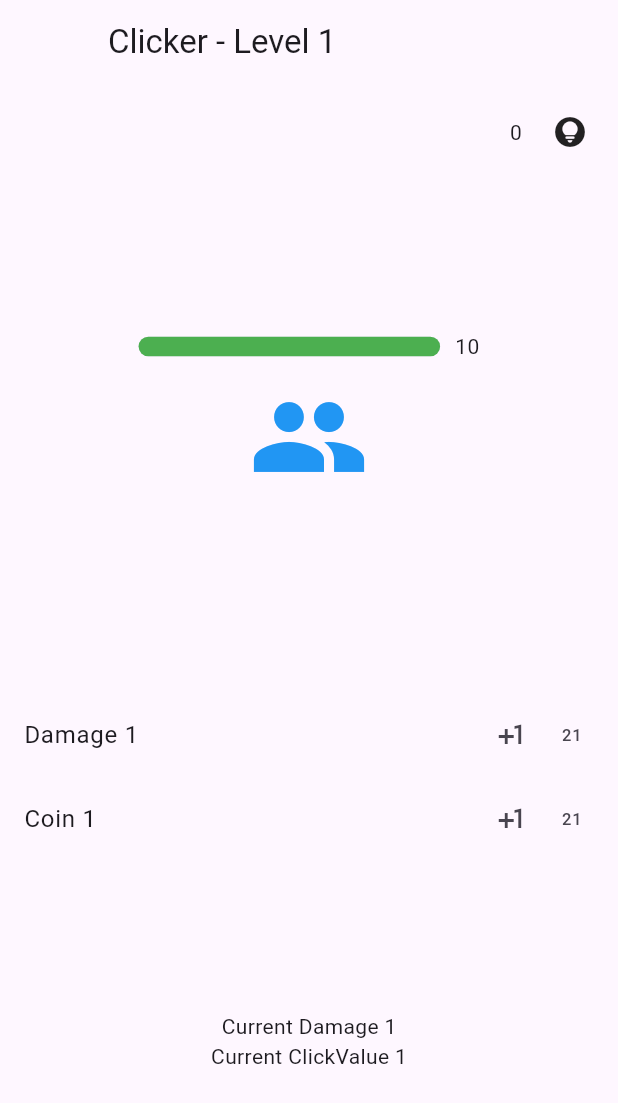
After one commit to Adesh-Code/Games, a Flutter app: the ClickerScreen screen opened by its route, on a phone screen of 412 x 824 dp. The commit adds this screen. Shown: the top 1103 px of the screen. Run offline on Flutter 3.47's test engine with Material 3 defaults, Android fonts, the light colour scheme and no system bars.

Commit message:
Added a clicker game

```diff
--- a/lib/main.dart
+++ b/lib/main.dart
@@ -1,6 +1,7 @@
 import 'package:flutter/material.dart';
 
 import 'screens/atom_reaction.dart';
+import 'screens/clicker_screen.dart';
 import 'screens/main_screen.dart';
 import 'screens/minesweeper.dart';
 
@@ -19,6 +20,7 @@ class MainApp extends StatelessWidget {
         '/': (BuildContext context) => const MainScreen(),
         'mine': (BuildContext context) => const Minesweeper(),
         'atom': (BuildContext context) => const AtomReaction(),
+        'clicker': (BuildContext context) => const ClickerScreen(),
       },
     );
   }
--- /dev/null
+++ b/lib/screens/clicker_screen.dart
@@ -0,0 +1,209 @@
+import 'package:flutter/material.dart';
+
+class ClickerScreen extends StatefulWidget {
+  const ClickerScreen({super.key});
+
+  @override
+  State<ClickerScreen> createState() => _ClickerScreenState();
+}
+
+class _ClickerScreenState extends State<ClickerScreen> {
+  // Profile
+  int _totalHealth = 10;
+  int _currentHealth = 10;
+  int _damage = 1;
+  int _coin = 1;
+  int _totalCoins = 0;
+
+  // Level
+  int _level = 1;
+
+  final double _healthMultiplier = 1.2;
+  final double _coinBonusMultiplier = 1.1;
+
+  // Market
+  int _damageLevel = 1;
+  int _coinLevel = 1;
+
+  final int _buyMoney = 20;
+  final double _buyMoneyMultiplier = 1.5;
+
+  @override
+  void initState() {
+    super.initState();
+  }
+
+  @override
+  void dispose() {
+    super.dispose();
+  }
+
+  void _onClick() {
+    if (_currentHealth - _damage <= 0) {
+      return levelUp();
+    }
+    _currentHealth -= _damage;
+    _totalCoins += _coin;
+    setState(() {});
+  }
+
+  void levelUp() {
+    _level += 1;
+    final int newHealth = (_totalHealth * _healthMultiplier).ceil();
+    _totalHealth = newHealth;
+    _currentHealth = newHealth;
+    _totalCoins += ((_level * _coinBonusMultiplier).floor() + _coin);
+    setState(() {});
+  }
+
+  void _addDamage() {
+    _damageLevel += 1;
+    _damage += 1;
+    setState(() {});
+  }
+
+  void _addCoin() {
+    _coinLevel += 1;
+    _coin += 1;
+    setState(() {});
+  }
+
+  @override
+  Scaffold build(BuildContext context) {
+    return Scaffold(
+      appBar: AppBar(
+        leading: const SizedBox.shrink(),
+        title: Text('Clicker - Level $_level'),
+      ),
+      body: SafeArea(child: _rootWidget()),
+    );
+  }
+
+  Column _rootWidget() => Column(
+        children: [
+          const SizedBox(
+            height: 20,
+          ),
+          Row(
+            mainAxisAlignment: MainAxisAlignment.end,
+            children: _bounty(),
+          ),
+          Expanded(
+            child: _clickableEntity(),
+          ),
+          Expanded(
+            child: _market(),
+          ),
+        ],
+      );
+
+  List<Widget> _bounty() => [
+        Text(_totalCoins.toString()),
+        const SizedBox(
+          width: 20,
+        ),
+        const Icon(Icons.lightbulb_circle_rounded),
+        const SizedBox(
+          width: 20,
+        ),
+      ];
+
+  Column _clickableEntity() {
+    final double currentHealthPercentage = (_currentHealth / _totalHealth);
+    return Column(
+      mainAxisAlignment: MainAxisAlignment.center,
+      children: [
+        Row(
+          mainAxisAlignment: MainAxisAlignment.center,
+          children: [
+            Expanded(
+              child: LinearProgressIndicator(
+                value: currentHealthPercentage,
+                minHeight: 13,
+                borderRadius: BorderRadius.circular(10),
+                color:
+                    currentHealthPercentage < 0.33 ? Colors.red : Colors.green,
+              ),
+            ),
+            const SizedBox(
+              width: 10,
+            ),
+            Flexible(
+              child: Text(_currentHealth.toString()),
+            ),
+          ],
+        ),
+        SizedBox(
+          height: 100,
+          child: IconButton(
+            icon: const Icon(
+              Icons.people,
+              size: 80,
+              color: Colors.blue,
+            ),
+            onPressed: _onClick,
+          ),
+        ),
+      ],
+    );
+  }
+
+  Column _market() {
+    final int damagePrice =
+        ((_damageLevel * _buyMoneyMultiplier) + (_buyMoney * _damageLevel))
+            .toInt();
+    final int coinPrice =
+        ((_coinLevel * _buyMoneyMultiplier) + (_buyMoney * _coinLevel)).toInt();
+    return Column(
+      children: [
+        ListTile(
+          title: Text("Damage $_damageLevel"),
+          trailing: Row(
+            mainAxisSize: MainAxisSize.min,
+            children: [
+              IconButton(
+                icon: const Icon(Icons.plus_one),
+                onPressed: () {
+                  if (_totalCoins >= damagePrice) {
+                    _totalCoins -= damagePrice;
+                    _addDamage();
+                  }
+                },
+              ),
+              const SizedBox(
+                width: 10,
+              ),
+              Text(damagePrice.toString()),
+            ],
+          ),
+        ),
+        ListTile(
+          title: Text("Coin $_coinLevel"),
+          trailing: Row(
+            mainAxisSize: MainAxisSize.min,
+            children: [
+              IconButton(
+                icon: const Icon(Icons.plus_one),
+                onPressed: () {
+                  if (_totalCoins >= coinPrice) {
+                    _totalCoins -= coinPrice;
+                    _addCoin();
+                  }
+                },
+              ),
+              const SizedBox(
+                width: 10,
+              ),
+              Text(coinPrice.toString()),
+            ],
+          ),
+        ),
+        const SizedBox(
+          height: 100,
+        ),
+        Text('Current Damage $_damage'),
+        Text('Current ClickValue $_coin')
+      ],
+    );
+  }
+}
--- a/lib/screens/main_screen.dart
+++ b/lib/screens/main_screen.dart
@@ -50,6 +50,25 @@ class MainScreen extends StatelessWidget {
               ],
             ),
           ),
+          const SizedBox(
+            height: 10,
+          ),
+          GestureDetector(
+            onTap: () {
+              Navigator.of(context).pushNamed('clicker');
+            },
+            child: const Row(
+              mainAxisAlignment: MainAxisAlignment.center,
+              mainAxisSize: MainAxisSize.max,
+              children: [
+                Text(
+                  'Clicker',
+                  style: TextStyle(fontSize: 30),
+                ),
+                Icon(Icons.lightbulb_circle_sharp),
+              ],
+            ),
+          ),
         ],
       );
 }
```
